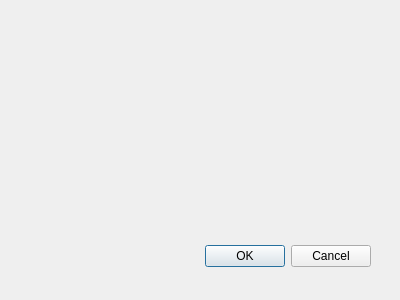
The window that app/form/teamb/objectdetectionalgorithmteambdialog.ui (FormSeher/formseher) describes before a commit, drawn with Qt 5.
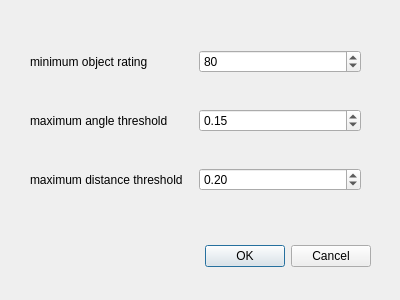
The same window after the commit.

Commit message: added gui for config dialog teamb

```diff
--- a/app/form/teamb/objectdetectionalgorithmteambdialog.ui
+++ b/app/form/teamb/objectdetectionalgorithmteambdialog.ui
@@ -31,6 +31,66 @@
     <set>QDialogButtonBox::Cancel|QDialogButtonBox::Ok</set>
    </property>
   </widget>
+  <widget class="QWidget" name="gridLayoutWidget">
+   <property name="geometry">
+    <rect>
+     <x>30</x>
+     <y>20</y>
+     <width>331</width>
+     <height>201</height>
+    </rect>
+   </property>
+   <layout class="QGridLayout" name="gridLayout">
+    <item row="1" column="0">
+     <widget class="QLabel" name="label">
+      <property name="text">
+       <string>maximum angle threshold</string>
+      </property>
+     </widget>
+    </item>
+    <item row="0" column="0">
+     <widget class="QLabel" name="label_2">
+      <property name="text">
+       <string>minimum object rating</string>
+      </property>
+     </widget>
+    </item>
+    <item row="2" column="0">
+     <widget class="QLabel" name="label_3">
+      <property name="text">
+       <string>maximum distance threshold</string>
+      </property>
+     </widget>
+    </item>
+    <item row="0" column="1">
+     <widget class="QSpinBox" name="minRating">
+      <property name="value">
+       <number>80</number>
+      </property>
+     </widget>
+    </item>
+    <item row="1" column="1">
+     <widget class="QDoubleSpinBox" name="maxAngleThreshold">
+      <property name="singleStep">
+       <double>0.100000000000000</double>
+      </property>
+      <property name="value">
+       <double>0.150000000000000</double>
+      </property>
+     </widget>
+    </item>
+    <item row="2" column="1">
+     <widget class="QDoubleSpinBox" name="maxDistanceThreshold">
+      <property name="singleStep">
+       <double>0.100000000000000</double>
+      </property>
+      <property name="value">
+       <double>0.200000000000000</double>
+      </property>
+     </widget>
+    </item>
+   </layout>
+  </widget>
  </widget>
  <pixmapfunction/>
  <resources/>
```
Left out of the diff: 5 changed lines with no effect on the pictures.
